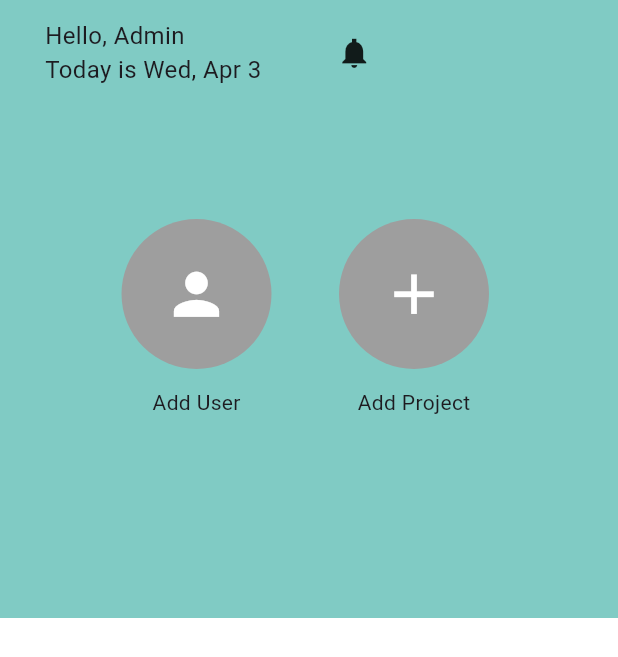
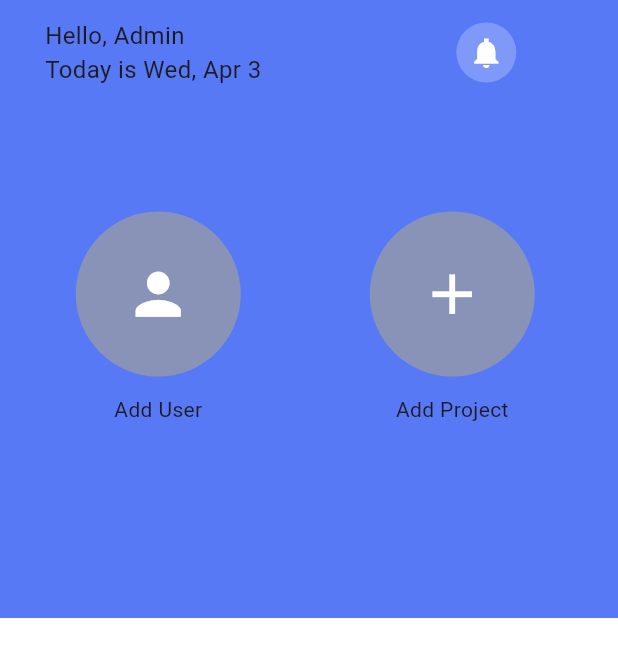
Before and after one commit to sabin79/project_samaya, a Flutter app: the screen it shows after launch, after a tap on "Google", on a phone screen of 412 x 824 dp. Shown: the top 657 px of the screen. Run offline on Flutter 3.47's test engine with Material 3 defaults, Android fonts, the phone set to English and light mode, and no system bars; our stand-ins replace cloud_firestore, firebase_auth, firebase_core, flutter_spinkit, flutter_svg, get and 4 more; accounts and stored records are empty.

Commit message:
hello admin

```diff
--- a/lib/controller/auth_controller.dart
+++ b/lib/controller/auth_controller.dart
@@ -1,6 +1,7 @@
 import 'package:firebase_auth/firebase_auth.dart';
 import 'package:flutter/material.dart';
 import 'package:get/get.dart';
+import '../view/admin_dept/view/admin_panel.dart';
 import '../view/bottom_nav_bar.dart';
 import '../view/user_authentication/user_login_page.dart';
 
@@ -32,7 +33,7 @@ class AuthController extends GetxController {
     if (user == null) {
       Get.offAll(() => const UserLoginPage());
     } else {
-      Get.offAll(() => const NavigationPage());
+      Get.offAll(() => const AdminHomePage());
     }
   }
 
--- a/lib/view/add_new_task.dart
+++ b/lib/view/add_new_task.dart
@@ -5,11 +5,10 @@ import 'package:flutter/widgets.dart';
 import 'package:get/get.dart';
 import 'package:google_fonts/google_fonts.dart';
 import 'package:iconly/iconly.dart';
-import 'package:project_samaya/controller/auth_controller.dart';
-import 'package:project_samaya/widgets/input_field.dart';
 
 import '../controller/new_task_controller.dart';
 import 'home_page.dart';
+import '../widgets/input_field.dart';
 
 class AddNewTask extends StatefulWidget {
   const AddNewTask({
--- a/lib/view/admin_dept/view/admin_panel.dart
+++ b/lib/view/admin_dept/view/admin_panel.dart
@@ -19,7 +19,7 @@ class AdminHomePage extends StatelessWidget {
             Expanded(
               child: Container(
                 width: double.infinity,
-                color: Colors.teal[200],
+                color: const Color(0xff2d59f4).withOpacity(0.8),
                 child: Padding(
                   padding:
                       const EdgeInsets.only(top: 12, right: 35, left: 30.0),
@@ -32,27 +32,34 @@ class AdminHomePage extends StatelessWidget {
                           Column(
                             crossAxisAlignment: CrossAxisAlignment.start,
                             children: [
-                                  Text(
+                              const Text(
                                 'Hello, Admin',
                                 style: TextStyle(
-                                        fontSize: 16,
-                                        fontWeight: FontWeight.w400),
+                                    fontSize: 16, fontWeight: FontWeight.w400),
                               ),
                               Text(
                                 'Today is $todayDate',
-                                    style: TextStyle(
-                                        fontSize: 16,
-                                        fontWeight: FontWeight.w400),
+                                style: const TextStyle(
+                                    fontSize: 16, fontWeight: FontWeight.w400),
                               ),
-                                ]),
-                            SizedBox(
-                              width: 50,
+                            ],
                           ),
-                            Icon(Icons.notifications_sharp)
+                          const SizedBox(
+                            width: 130,
+                          ),
+                          const CircleAvatar(
+                            backgroundColor: Colors.white24,
+                            radius: 20,
+                            child: Icon(
+                              Icons.notifications_sharp,
+                              color: Colors.white,
+                            ),
+                          )
                         ],
-                        )),
+                      ),
+                    ),
                     Row(
-                      mainAxisAlignment: MainAxisAlignment.center,
+                      mainAxisAlignment: MainAxisAlignment.spaceEvenly,
                       children: [
                         Column(
                           mainAxisAlignment: MainAxisAlignment.center,
@@ -62,34 +69,34 @@ class AdminHomePage extends StatelessWidget {
                                 Get.to(AddUser());
                               },
                               child: CircleAvatar(
-                                radius: 50,
-                                backgroundColor: Colors.grey,
-                                child: Icon(
+                                radius: 55,
+                                backgroundColor: Colors.grey.withOpacity(0.7),
+                                child: const Icon(
                                   Icons.person,
                                   size: 45,
                                   color: Colors.white,
                                 ),
                               ),
                             ),
-                            SizedBox(height: 12),
-                            Text('Add User')
+                            const SizedBox(height: 12),
+                            const Text('Add User')
                           ],
                         ),
-                        SizedBox(width: 45),
+                        const SizedBox(width: 45),
                         Column(
                           mainAxisAlignment: MainAxisAlignment.center,
                           children: [
                             CircleAvatar(
-                              radius: 50,
-                              backgroundColor: Colors.grey,
-                              child: Icon(
+                              radius: 55,
+                              backgroundColor: Colors.grey.withOpacity(0.7),
+                              child: const Icon(
                                 Icons.add,
                                 size: 45,
                                 color: Colors.white,
                               ),
                             ),
-                            SizedBox(height: 12),
-                            Text('Add Project')
+                            const SizedBox(height: 12),
+                            const Text('Add Project')
                           ],
                         ),
                       ],
```
Also changed, not shown: lib/view/admin_dept/view/add_user.dart (+12 -11 lines). Lines whose indentation alone changed are shown as unchanged.
